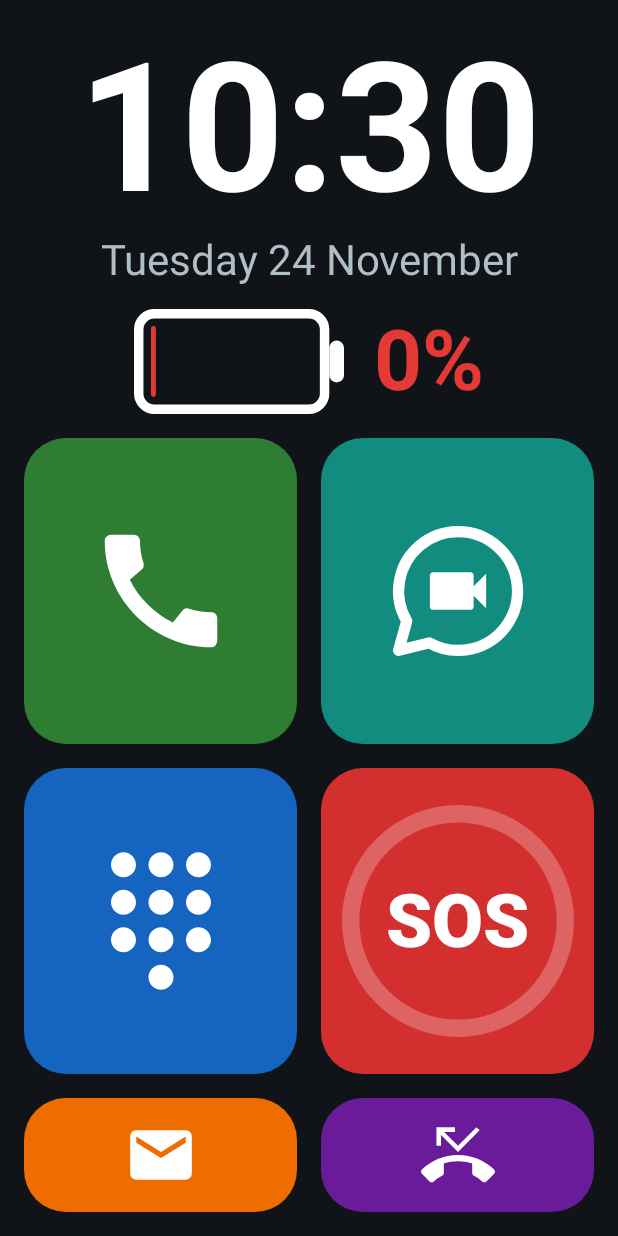
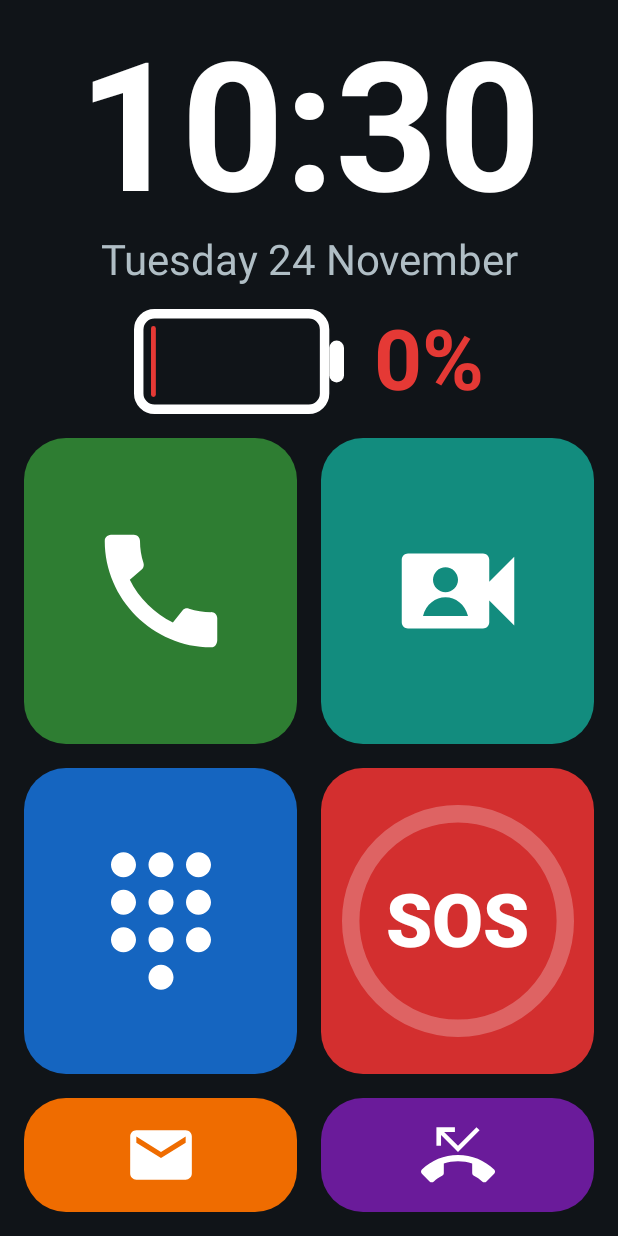
Before and after one commit to alvsanmun/LlamaditApp, an Android app built with Jetpack Compose: the screen it shows after launch (MainActivity), on a phone screen of 412 x 824 dp. Run offline under Robolectric (Android 15) with nearby library versions, the phone set to English and light mode, and no system bars; our stand-ins replace Firebase (no records; nobody signed in at launch, a user with empty details on screens opened directly).

Commit message:
Versión 1.9.2: iconos nuevos para los botones de WhatsApp
- WhatsApp completo: bocadillo redondo con un teléfono (ic_whatsapp_chat).
- Videollamada: cámara de vídeo con una persona dentro (ic_whatsapp_video),
  para que no se confunda con el de WhatsApp completo.
- Los dos son un solo trazado con huecos (evenOdd) para el tinte blanco.
- Capturas 01, 17, 20, 21, 30, 33 y e13 con los iconos nuevos.

Co-Authored-By: Claude Opus 5.5 <noreply@anthropic.com>

```diff
--- a/app/build.gradle.kts
+++ b/app/build.gradle.kts
@@ -14,8 +14,8 @@ android {
         applicationId = "com.launcherfacil.app"
         minSdk = 26
         targetSdk = 35
-        versionCode = 13
-        versionName = "1.9.1"
+        versionCode = 14
+        versionName = "1.9.2"
     }
 
     // Firma de la versión final: datos en keystore.properties (fuera de git).
--- a/app/src/main/java/com/launcherfacil/app/ui/HomeLayoutEditor.kt
+++ b/app/src/main/java/com/launcherfacil/app/ui/HomeLayoutEditor.kt
@@ -200,7 +200,7 @@ private fun ItemBadge(item: HomeItem, sosIcon: SosIcon) {
         HomeItem.MESSAGES -> NaranjaMensajes to R.drawable.ic_sms
         HomeItem.MISSED_CALLS -> MoradoPerdidas to R.drawable.ic_phone_missed
         HomeItem.GO_HOME -> MarronCasa to R.drawable.ic_go_home
-        HomeItem.WHATSAPP_APP -> CianWhatsApp to R.drawable.ic_chat
+        HomeItem.WHATSAPP_APP -> CianWhatsApp to R.drawable.ic_whatsapp_chat
         HomeItem.EXERCISES -> RosaEjercicios to R.drawable.ic_extension
         HomeItem.RADIO -> AnilRadio to R.drawable.ic_radio
         HomeItem.CAMERA -> TurquesaCamara to R.drawable.ic_photo_camera
--- a/app/src/main/java/com/launcherfacil/app/ui/HomeScreen.kt
+++ b/app/src/main/java/com/launcherfacil/app/ui/HomeScreen.kt
@@ -124,7 +124,7 @@ fun HomeScreen(
                             HomeItem.MISSED_CALLS ->
                                 SmallTileWithBadge(MoradoPerdidas, R.drawable.ic_phone_missed, newMissedCalls, onMissedCalls, modifier, fraction)
                             HomeItem.WHATSAPP_APP ->
-                                SmallTileWithBadge(CianWhatsApp, R.drawable.ic_chat, whatsAppUnread, onWhatsAppApp, modifier, fraction)
+                                SmallTileWithBadge(CianWhatsApp, R.drawable.ic_whatsapp_chat, whatsAppUnread, onWhatsAppApp, modifier, fraction)
                             HomeItem.EXERCISES -> BigTile(RosaEjercicios, onExercises, modifier) {
                                 TileIcon(R.drawable.ic_extension, fraction)
                             }
--- /dev/null
+++ b/app/src/main/res/drawable/ic_whatsapp_chat.xml
@@ -0,0 +1,12 @@
+<!-- WhatsApp completo: bocadillo redondo con un teléfono (recuerda a WhatsApp sin usar su logotipo). Formas de Material Icons (Apache 2.0). -->
+<vector xmlns:android="http://schemas.android.com/apk/res/android"
+    android:width="24dp"
+    android:height="24dp"
+    android:viewportWidth="24"
+    android:viewportHeight="24">
+    <!-- Un solo trazado con huecos (evenOdd): lo de dentro deja ver el color del botón. -->
+    <path
+        android:fillColor="#FFFFFFFF"
+        android:fillType="evenOdd"
+        android:pathData="M12,2.5a9.5,9.5 0,1 1,-4.6 17.8L2.5,21.5l1.3,-4.7A9.5,9.5 0,0 1,12 2.5z M 9.645,11.363 c 0.662,1.302,1.73,2.364,3.031,3.031 l 1.012,-1.012 c 0.124,-0.124,0.308,-0.166,0.469,-0.11 0.515,0.17,1.072,0.262,1.642,0.262 0.253,0,0.46,0.207,0.46,0.46 V 15.6 c 0,0.253,-0.207,0.46,-0.46,0.46 -4.319,0,-7.82,-3.501,-7.82,-7.82 0,-0.253,0.207,-0.46,0.46,-0.46 h 1.61 c 0.253,0,0.46,0.207,0.46,0.46 0,0.575,0.092,1.127,0.262,1.642 0.051,0.161,0.014,0.34,-0.115,0.469 l -1.012,1.012 z" />
+</vector>
--- a/app/src/main/res/drawable/ic_whatsapp_video.xml
+++ b/app/src/main/res/drawable/ic_whatsapp_video.xml
@@ -1,24 +1,12 @@
-<!-- Bocadillo con una cámara de vídeo dentro: videollamada de WhatsApp sin usar su logotipo. -->
+<!-- Videollamada de WhatsApp: cámara de vídeo con una persona dentro ("ver a alguien"). Cámara de Material Icons (Apache 2.0). -->
 <vector xmlns:android="http://schemas.android.com/apk/res/android"
     android:width="24dp"
     android:height="24dp"
     android:viewportWidth="24"
     android:viewportHeight="24">
-    <!-- Bocadillo: círculo con el rabito abajo a la izquierda. -->
+    <!-- Un solo trazado con huecos (evenOdd): lo de dentro deja ver el color del botón. -->
     <path
-        android:fillColor="#00000000"
-        android:strokeColor="#FFFFFFFF"
-        android:strokeLineJoin="round"
-        android:strokeWidth="1.8"
-        android:pathData="M12,2.5a9.5,9.5 0,1 1,-4.6 17.8L2.5,21.5l1.3,-4.7A9.5,9.5 0,0 1,12 2.5z" />
-    <!-- Cámara (Material "videocam") reducida y centrada. -->
-    <group
-        android:scaleX="0.5"
-        android:scaleY="0.5"
-        android:translateX="6"
-        android:translateY="6">
-        <path
-            android:fillColor="#FFFFFFFF"
-            android:pathData="M17,10.5V7c0,-0.55 -0.45,-1 -1,-1H4c-0.55,0 -1,0.45 -1,1v10c0,0.55 0.45,1 1,1h12c0.55,0 1,-0.45 1,-1v-3.5l4,4v-11l-4,4z" />
-    </group>
+        android:fillColor="#FFFFFFFF"
+        android:fillType="evenOdd"
+        android:pathData="M17,10.5V7c0,-0.55 -0.45,-1 -1,-1H4c-0.55,0 -1,0.45 -1,1v10c0,0.55 0.45,1 1,1h12c0.55,0 1,-0.45 1,-1v-3.5l4,4v-11l-4,4z M10,8.2a2,2 0,1 0,0.001 0z M6.4,16c0.5,-1.9 2,-3 3.6,-3s3.1,1.1 3.6,3z" />
 </vector>
```
Also changed, not shown: 8 other files.
